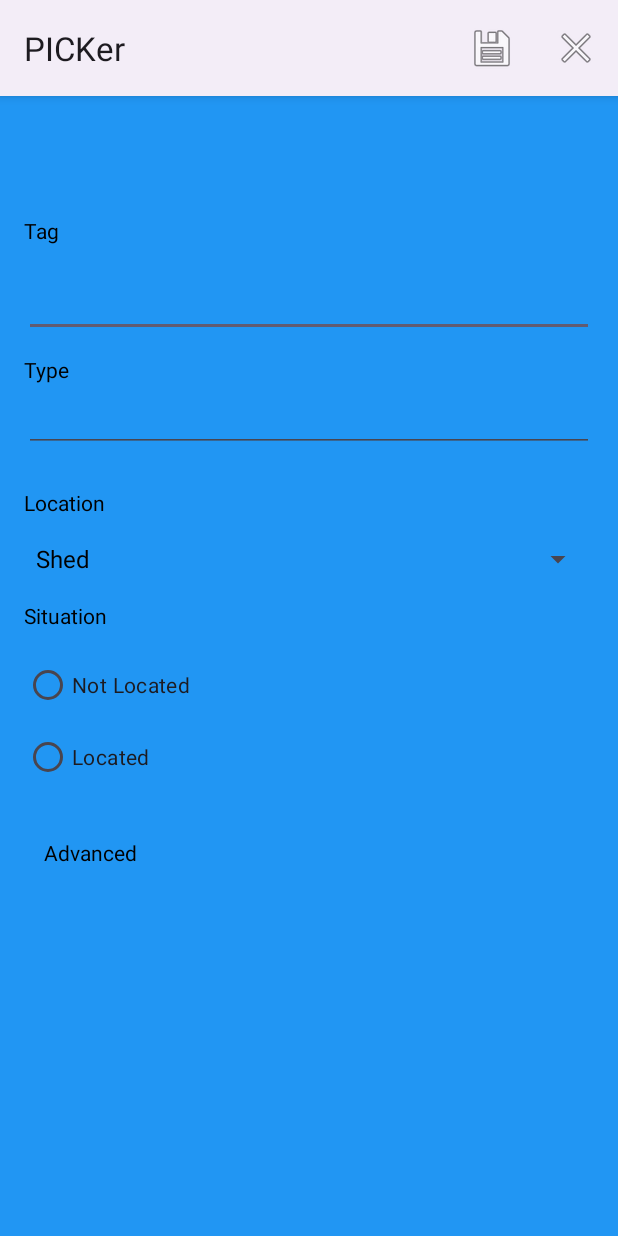
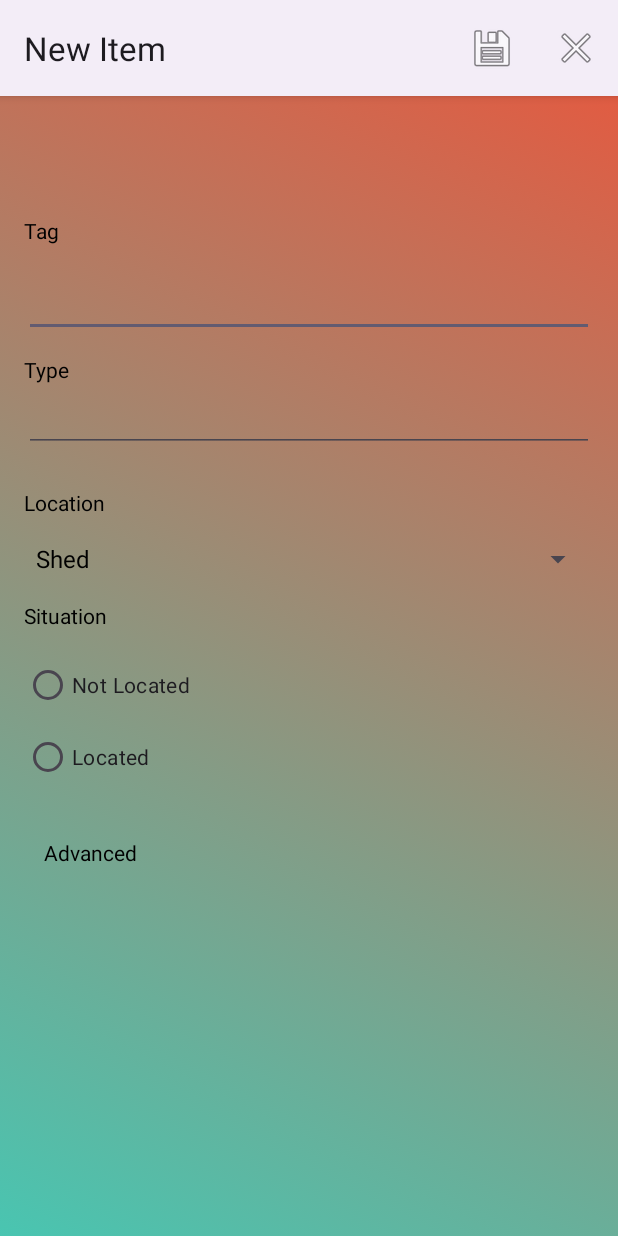
Before and after one commit to PetersonCarneiro/PICKer, an Android app: the RecyclerViewItem screen opened directly, with no data from a screen before it, after a tap on "New", on a phone screen of 412 x 824 dp. Run offline under Robolectric (Android 15) with nearby library versions, the phone set to English and light mode, and no system bars; our stand-ins replace Room's generated code.

Commit message:
Feat: Design v.1

```diff
--- a/app/build.gradle
+++ b/app/build.gradle
@@ -8,7 +8,7 @@ android {
 
     defaultConfig {
         applicationId "com.br.picker"
-        minSdk 19
+        minSdk 21
         targetSdk 34
         versionCode 1
         versionName "1.0"
@@ -32,6 +32,10 @@ android {
 }
 
 dependencies {
+    def room_version = "2.3.0"
+
+    implementation "androidx.room:room-runtime:$room_version"
+    annotationProcessor "androidx.room:room-compiler:$room_version"
 
     implementation 'androidx.appcompat:appcompat:1.6.1'
     implementation 'com.google.android.material:material:1.11.0'
--- /dev/null
+++ b/app/src/main/res/drawable/ic_gradiente.xml
@@ -0,0 +1,12 @@
+<?xml version="1.0" encoding="utf-8"?>
+<selector xmlns:android="http://schemas.android.com/apk/res/android">
+    <item>
+        <shape>
+            <gradient android:startColor="@color/gradiente01"
+                      android:endColor="@color/gradiente02"
+                android:type="linear"
+                android:angle="45"
+                ></gradient>
+        </shape>
+    </item>
+</selector>
--- a/app/src/main/res/layout/activity_input.xml
+++ b/app/src/main/res/layout/activity_input.xml
@@ -5,6 +5,7 @@
     android:layout_width="match_parent"
     android:layout_height="match_parent"
     tools:context=".InputActivity">
+
 
     <Button
         android:id="@+id/btnScan"
--- a/app/src/main/res/values/colors.xml
+++ b/app/src/main/res/values/colors.xml
@@ -3,4 +3,6 @@
     <color name="black">#FF000000</color>
     <color name="white">#FFFFFFFF</color>
     <color name="backgraund">#2196F3</color>
+    <color name="gradiente01">#49c5b1</color>
+    <color name="gradiente02">#eb553b</color>
 </resources>
--- a/app/src/main/res/values/strings.xml
+++ b/app/src/main/res/values/strings.xml
@@ -55,6 +55,12 @@
     <string name="ok">Ok</string>
     <string name="confirmation">Confirmation</string>
     <string name="do_you_really_want_to_delete">Do you really want to delete?</string>
+    <string name="error_trying_to_insert">Error trying to insert!</string>
+    <string name="error_tryying_to_change">Error tryying to change!</string>
+    <string name="error_trying_to_delete">Error trying to delete</string>
+    <string name="item_list">Item List</string>
+    <string name="new_item">New Item</string>
+    <string name="edit_item">Edit Item</string>
 
 
 </resources>
--- a/app/src/main/res/values/themes.xml
+++ b/app/src/main/res/values/themes.xml
@@ -2,11 +2,13 @@
     <!-- Base application theme. -->
     <style name="Base.Theme.PICKer" parent="Theme.Material3.Light">
         <!-- Customize your light theme here. -->
-        <item name="android:windowBackground">@color/backgraund</item>
-        <item name="android:action">@color/backgraund</item>
+
+        <item name="android:windowBackground">@drawable/ic_gradiente</item>
+        <item name="android:action">@color/gradiente01</item>
         <item name="colorPrimary">@color/black</item>
         <item name="android:textColorPrimary">@color/black</item>
         <item name="android:textColor">@color/black</item>
+
     </style>
 
     <style name="Theme.PICKer" parent="Base.Theme.PICKer" />
--- a/gradle.properties
+++ b/gradle.properties
@@ -19,3 +19,5 @@ android.useAndroidX=true
 # resources declared in the library itself and none from the library's dependencies,
 # thereby reducing the size of the R class for that library
 android.nonTransitiveRClass=true
+
+android.enableJetifier=true
```
Also changed, not shown: 1 other file.
